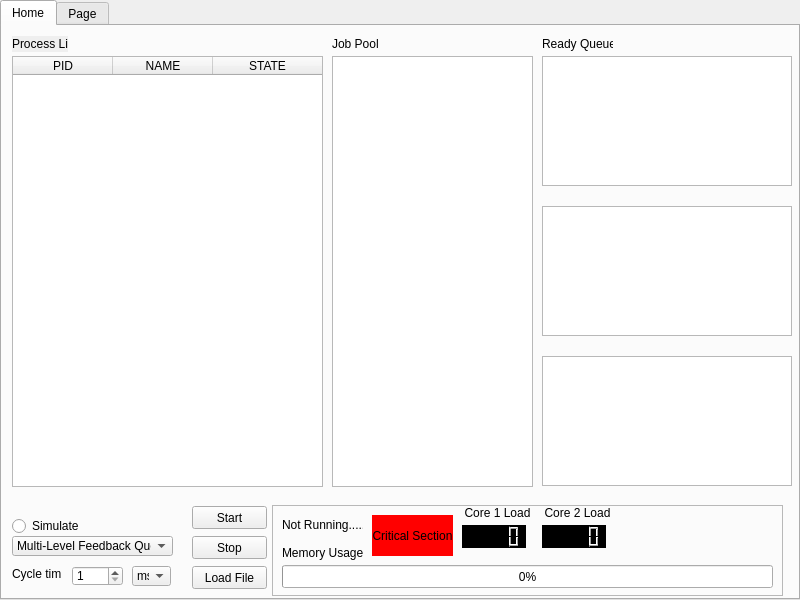
The window that src/mainwindow.ui (stearnsbq/BYRON_STEARNS_CMSC312_2019) describes before a commit, drawn with Qt 5.
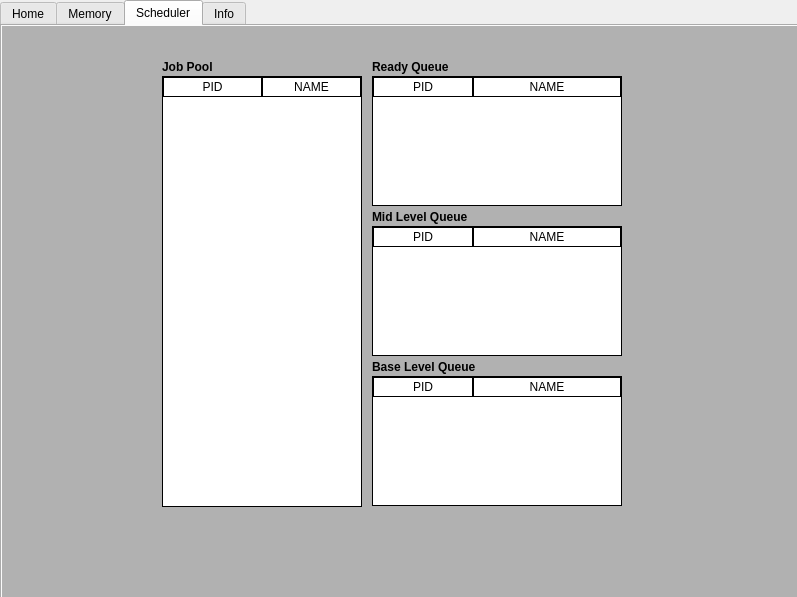
The same window after the commit. The open tabs and pages were chosen to show the change.

The edit to the form file:
```diff
--- a/src/mainwindow.ui
+++ b/src/mainwindow.ui
@@ -6,8 +6,8 @@
    <rect>
     <x>0</x>
     <y>0</y>
-    <width>800</width>
-    <height>600</height>
+    <width>797</width>
+    <height>597</height>
    </rect>
   </property>
   <property name="sizePolicy">
@@ -19,6 +19,11 @@
   <property name="windowTitle">
    <string>OS Simulator</string>
   </property>
+  <property name="styleSheet">
+   <string notr="true">MainWindow{
+background-color: rgb(177, 177, 177);
+}</string>
+  </property>
   <widget class="QWidget" name="centralwidget">
    <property name="sizePolicy">
     <sizepolicy hsizetype="Expanding" vsizetype="Expanding">
@@ -26,7 +31,12 @@
      <verstretch>0</verstretch>
     </sizepolicy>
    </property>
-   <widget class="QTabWidget" name="tabWidget">
+   <property name="styleSheet">
+    <string notr="true">centralwidget{
+background-color: rgb(177, 177, 177);
+}</string>
+   </property>
+   <widget class="QTabWidget" name="mainTabs">
     <property name="enabled">
      <bool>true</bool>
     </property>
@@ -53,6 +63,11 @@
     <property name="whatsThis">
      <string>&lt;html&gt;&lt;head/&gt;&lt;body&gt;&lt;p&gt;&lt;br/&gt;&lt;/p&gt;&lt;/body&gt;&lt;/html&gt;</string>
     </property>
+    <property name="styleSheet">
+     <string notr="true">mainTabs{
+background-color: rgb(177, 177, 177);
+}</string>
+    </property>
     <property name="currentIndex">
      <number>0</number>
     </property>
@@ -63,6 +78,11 @@
        <verstretch>0</verstretch>
       </sizepolicy>
      </property>
+     <property name="styleSheet">
+      <string notr="true">#Home{
+background-color: rgb(177, 177, 177);
+}</string>
+     </property>
      <attribute name="title">
       <string>Home</string>
      </attribute>
@@ -89,12 +109,15 @@
      <widget class="QLabel" name="label">
       <property name="geometry">
        <rect>
-        <x>10</x>
+        <x>5</x>
         <y>540</y>
-        <width>49</width>
-        <height>16</height>
+        <width>71</width>
+        <height>20</height>
        </rect>
       </property>
+      <property name="styleSheet">
+       <string notr="true">font-weight: bold;</string>
+      </property>
       <property name="text">
        <string>Cycle time</string>
       </property>
@@ -120,7 +143,7 @@
        <rect>
         <x>70</x>
         <y>540</y>
-        <width>51</width>
+        <width>50</width>
         <height>20</height>
        </rect>
       </property>
@@ -130,6 +153,12 @@
         <verstretch>0</verstretch>
        </sizepolicy>
       </property>
+      <property name="suffix">
+       <string/>
+      </property>
+      <property name="prefix">
+       <string/>
+      </property>
       <property name="minimum">
        <number>1</number>
       </property>
@@ -142,12 +171,15 @@
        <rect>
         <x>10</x>
         <y>10</y>
-        <width>56</width>
-        <height>16</height>
+        <width>311</width>
+        <height>21</height>
        </rect>
       </property>
       <property name="autoFillBackground">
-       <bool>true</bool>
+       <bool>false</bool>
+      </property>
+      <property name="styleSheet">
+       <string notr="true">font-weight: bold;</string>
       </property>
       <property name="text">
        <string>Process List</string>
@@ -192,8 +224,8 @@
        <rect>
         <x>10</x>
         <y>30</y>
-        <width>311</width>
-        <height>431</height>
+        <width>771</width>
+        <height>291</height>
        </rect>
       </property>
       <property name="sizePolicy">
@@ -202,6 +234,27 @@
         <verstretch>0</verstretch>
        </sizepolicy>
       </property>
+      <property name="toolTip">
+       <string>Process List</string>
+      </property>
+      <property name="styleSheet">
+       <string notr="true">QTableWidget
+{
+border: 1px solid black;
+background: white
+}
+
+QTableWidget::item
+{
+border: 1px solid black;
+}
+
+QHeaderView::section
+{
+border: 1px solid black;
+background: white
+}</string>
+      </property>
       <attribute name="horizontalHeaderHighlightSections">
        <bool>true</bool>
       </attribute>
@@ -232,10 +285,17 @@
        <rect>
         <x>270</x>
         <y>479</y>
-        <width>511</width>
+        <width>521</width>
         <height>91</height>
        </rect>
       </property>
+      <property name="styleSheet">
+       <string notr="true">
+#stats{
+background-color: gray;
+border: 2px solid black;
+}</string>
+      </property>
       <property name="frameShape">
        <enum>QFrame::StyledPanel</enum>
       </property>
@@ -246,11 +306,14 @@
        <property name="geometry">
         <rect>
          <x>10</x>
-         <y>9</y>
-         <width>81</width>
+         <y>10</y>
+         <width>91</width>
          <height>21</height>
         </rect>
        </property>
+       <property name="styleSheet">
+        <string notr="true">font-weight: bold;</string>
+       </property>
        <property name="text">
         <string>Not Running.....</string>
        </property>
@@ -260,12 +323,15 @@
         <rect>
          <x>10</x>
          <y>60</y>
-         <width>491</width>
+         <width>511</width>
          <height>23</height>
         </rect>
        </property>
+       <property name="styleSheet">
+        <string notr="true"/>
+       </property>
        <property name="value">
-        <number>0</number>
+        <number>25</number>
        </property>
        <property name="orientation">
         <enum>Qt::Horizontal</enum>
@@ -286,6 +352,9 @@
          <height>16</height>
         </rect>
        </property>
+       <property name="styleSheet">
+        <string notr="true">font-weight: bold;</string>
+       </property>
        <property name="text">
         <string>Memory Usage</string>
        </property>
@@ -332,7 +401,7 @@
        <property name="geometry">
         <rect>
          <x>190</x>
-         <y>20</y>
+         <y>30</y>
          <width>64</width>
          <height>23</height>
         </rect>
@@ -345,7 +414,7 @@
        <property name="geometry">
         <rect>
          <x>270</x>
-         <y>20</y>
+         <y>30</y>
          <width>64</width>
          <height>23</height>
         </rect>
@@ -370,11 +439,14 @@
        <property name="geometry">
         <rect>
          <x>190</x>
-         <y>0</y>
-         <width>71</width>
+         <y>10</y>
+         <width>64</width>
          <height>16</height>
         </rect>
        </property>
+       <property name="styleSheet">
+        <string notr="true">font-weight: bold;</string>
+       </property>
        <property name="text">
         <string>Core 1 Load</string>
        </property>
@@ -386,11 +458,14 @@
        <property name="geometry">
         <rect>
          <x>270</x>
-         <y>0</y>
-         <width>71</width>
+         <y>10</y>
+         <width>64</width>
          <height>16</height>
         </rect>
        </property>
+       <property name="styleSheet">
+        <string notr="true">font-weight: bold;</string>
+       </property>
        <property name="text">
         <string>Core 2 Load</string>
        </property>
@@ -435,7 +510,7 @@
       <property name="geometry">
        <rect>
         <x>10</x>
-        <y>490</y>
+        <y>480</y>
         <width>161</width>
         <height>20</height>
        </rect>
@@ -444,77 +519,542 @@
        <string>Simulate</string>
       </property>
      </widget>
-     <widget class="QTableView" name="tableView">
+     <widget class="QTextEdit" name="ConsoleOutput">
       <property name="geometry">
        <rect>
-        <x>540</x>
+        <x>10</x>
         <y>330</y>
-        <width>250</width>
-        <height>130</height>
+        <width>771</width>
+        <height>91</height>
        </rect>
       </property>
-     </widget>
-     <widget class="QTableView" name="tableView_2">
-      <property name="geometry">
-       <rect>
-        <x>540</x>
-        <y>30</y>
-        <width>250</width>
-        <height>130</height>
-       </rect>
+      <property name="styleSheet">
+       <string notr="true">border: 1px solid black;
+background: white
+</string>
       </property>
      </widget>
-     <widget class="QTableView" name="tableView_3">
+     <widget class="QLineEdit" name="CommandInput">
       <property name="geometry">
        <rect>
-        <x>540</x>
-        <y>180</y>
-        <width>250</width>
-        <height>130</height>
+        <x>10</x>
+        <y>430</y>
+        <width>771</width>
+        <height>20</height>
        </rect>
       </property>
-     </widget>
-     <widget class="QTableWidget" name="tableWidget">
-      <property name="geometry">
-       <rect>
-        <x>330</x>
-        <y>30</y>
-        <width>201</width>
-        <height>431</height>
-       </rect>
-      </property>
-     </widget>
-     <widget class="QLabel" name="label_3">
-      <property name="geometry">
-       <rect>
-        <x>330</x>
-        <y>10</y>
-        <width>71</width>
-        <height>16</height>
-       </rect>
-      </property>
-      <property name="text">
-       <string>Job Pool</string>
-      </property>
-     </widget>
-     <widget class="QLabel" name="label_4">
-      <property name="geometry">
-       <rect>
-        <x>540</x>
-        <y>10</y>
-        <width>71</width>
-        <height>16</height>
-       </rect>
-      </property>
-      <property name="text">
-       <string>Ready Queue</string>
+      <property name="placeholderText">
+       <string>Enter a command</string>
       </property>
      </widget>
     </widget>
     <widget class="QWidget" name="Memory">
      <attribute name="title">
-      <string>Page</string>
+      <string>Memory</string>
      </attribute>
+     <widget class="QGraphicsView" name="memoryView">
+      <property name="geometry">
+       <rect>
+        <x>10</x>
+        <y>10</y>
+        <width>128</width>
+        <height>550</height>
+       </rect>
+      </property>
+      <property name="styleSheet">
+       <string notr="true">QScrollBar::vertical{width:16px;}
+
+QGraphicsView{
+border: 2px solid black;
+background-color: white;
+}
+
+
+
+</string>
+      </property>
+     </widget>
+     <widget class="QFrame" name="MemoryInfo">
+      <property name="geometry">
+       <rect>
+        <x>149</x>
+        <y>10</y>
+        <width>640</width>
+        <height>551</height>
+       </rect>
+      </property>
+      <property name="styleSheet">
+       <string notr="true">
+#MemoryInfo{
+background-color: white;
+border: 2px solid black;
+}
+</string>
+      </property>
+      <property name="frameShape">
+       <enum>QFrame::StyledPanel</enum>
+      </property>
+      <property name="frameShadow">
+       <enum>QFrame::Raised</enum>
+      </property>
+      <widget class="QFrame" name="pageInfo">
+       <property name="geometry">
+        <rect>
+         <x>40</x>
+         <y>40</y>
+         <width>256</width>
+         <height>81</height>
+        </rect>
+       </property>
+       <property name="styleSheet">
+        <string notr="true">#pageInfo{
+border: 2px solid black;
+}</string>
+       </property>
+       <property name="frameShape">
+        <enum>QFrame::StyledPanel</enum>
+       </property>
+       <property name="frameShadow">
+        <enum>QFrame::Raised</enum>
+       </property>
+       <widget class="QLabel" name="pageSizeLabel">
+        <property name="geometry">
+         <rect>
+          <x>10</x>
+          <y>10</y>
+          <width>231</width>
+          <height>30</height>
+         </rect>
+        </property>
+        <property name="styleSheet">
+         <string notr="true"/>
+        </property>
+        <property name="text">
+         <string>Page Size:</string>
+        </property>
+        <property name="alignment">
+         <set>Qt::AlignJustify|Qt::AlignVCenter</set>
+        </property>
+       </widget>
+       <widget class="QLabel" name="label_4">
+        <property name="geometry">
+         <rect>
+          <x>10</x>
+          <y>40</y>
+          <width>231</width>
+          <height>30</height>
+         </rect>
+        </property>
+        <property name="styleSheet">
+         <string notr="true"/>
+        </property>
+        <property name="text">
+         <string>Page Count: </string>
+        </property>
+        <property name="alignment">
+         <set>Qt::AlignJustify|Qt::AlignVCenter</set>
+        </property>
+       </widget>
+      </widget>
+      <widget class="QLabel" name="label_3">
+       <property name="geometry">
+        <rect>
+         <x>40</x>
+         <y>10</y>
+         <width>256</width>
+         <height>31</height>
+        </rect>
+       </property>
+       <property name="text">
+        <string>PAGE INFO</string>
+       </property>
+       <property name="alignment">
+        <set>Qt::AlignCenter</set>
+       </property>
+      </widget>
+      <widget class="QFrame" name="frameInfo">
+       <property name="geometry">
+        <rect>
+         <x>343</x>
+         <y>40</y>
+         <width>256</width>
+         <height>81</height>
+        </rect>
+       </property>
+       <property name="styleSheet">
+        <string notr="true">#frameInfo{
+border: 2px solid black;
+}</string>
+       </property>
+       <property name="frameShape">
+        <enum>QFrame::StyledPanel</enum>
+       </property>
+       <property name="frameShadow">
+        <enum>QFrame::Raised</enum>
+       </property>
+       <widget class="QLabel" name="pageSizeLabel_2">
+        <property name="geometry">
+         <rect>
+          <x>10</x>
+          <y>10</y>
+          <width>231</width>
+          <height>30</height>
+         </rect>
+        </property>
+        <property name="styleSheet">
+         <string notr="true"/>
+        </property>
+        <property name="text">
+         <string>Used Frames:</string>
+        </property>
+        <property name="alignment">
+         <set>Qt::AlignJustify|Qt::AlignVCenter</set>
+        </property>
+       </widget>
+       <widget class="QLabel" name="label_5">
+        <property name="geometry">
+         <rect>
+          <x>10</x>
+          <y>40</y>
+          <width>231</width>
+          <height>30</height>
+         </rect>
+        </property>
+        <property name="styleSheet">
+         <string notr="true"/>
+        </property>
+        <property name="text">
+         <string>Free Frames: </string>
+        </property>
+        <property name="alignment">
+         <set>Qt::AlignJustify|Qt::AlignVCenter</set>
+        </property>
+       </widget>
+      </widget>
+      <widget class="QLabel" name="label_6">
+       <property name="geometry">
+        <rect>
+         <x>343</x>
+         <y>10</y>
+         <width>256</width>
+         <height>31</height>
+        </rect>
+       </property>
+       <property name="text">
+        <string>FRAME INFO</string>
+       </property>
+       <property name="alignment">
+        <set>Qt::AlignCenter</set>
+       </property>
+      </widget>
+     </widget>
+    </widget>
+    <widget class="QWidget" name="Scheduler">
+     <property name="cursor">
+      <cursorShape>OpenHandCursor</cursorShape>
+     </property>
+     <property name="acceptDrops">
+      <bool>false</bool>
+     </property>
+     <property name="accessibleName">
+      <string/>
+     </property>
+     <property name="styleSheet">
+      <string notr="true">#Scheduler{
+background-color: rgb(177, 177, 177);
+}</string>
+     </property>
+     <attribute name="title">
+      <string>Scheduler</string>
+     </attribute>
+     <widget class="QLabel" name="jobPool">
+      <property name="geometry">
+       <rect>
+        <x>160</x>
+        <y>30</y>
+        <width>200</width>
+        <height>21</height>
+       </rect>
+      </property>
+      <property name="styleSheet">
+       <string notr="true">font-weight: bold;</string>
+      </property>
+      <property name="text">
+       <string>Job Pool</string>
+      </property>
+     </widget>
+     <widget class="QTableWidget" name="tableWidget">
+      <property name="geometry">
+       <rect>
+        <x>160</x>
+        <y>50</y>
+        <width>200</width>
+        <height>431</height>
+       </rect>
+      </property>
+      <property name="styleSheet">
+       <string notr="true">QTableWidget
+{
+border: 1px solid black;
+background: white
+}
+
+QTableWidget::item
+{
+border: 1px solid black;
+}
+
+QHeaderView::section
+{
+border: 1px solid black;
+background: white
+}</string>
+      </property>
+      <attribute name="horizontalHeaderMinimumSectionSize">
+       <number>10</number>
+      </attribute>
+      <attribute name="horizontalHeaderDefaultSectionSize">
+       <number>99</number>
+      </attribute>
+      <column>
+       <property name="text">
+        <string>PID</string>
+       </property>
+      </column>
+      <column>
+       <property name="text">
+        <string>NAME</string>
+       </property>
+      </column>
+     </widget>
+     <widget class="QLabel" name="BaseLevel">
+      <property name="geometry">
+       <rect>
+        <x>370</x>
+        <y>330</y>
+        <width>250</width>
+        <height>21</height>
+       </rect>
+      </property>
+      <property name="styleSheet">
+       <string notr="true">font-weight: bold;</string>
+      </property>
+      <property name="text">
+       <string>Base Level Queue</string>
+      </property>
+     </widget>
+     <widget class="QTableWidget" name="readyQueue">
+      <property name="geometry">
+       <rect>
+        <x>370</x>
+        <y>50</y>
+        <width>250</width>
+        <height>130</height>
+       </rect>
+      </property>
+      <property name="toolTip">
+       <string>Ready Queue</string>
+      </property>
+      <property name="styleSheet">
+       <string notr="true">QTableWidget
+{
+border: 1px solid black;
+background: white
+}
+
+QTableWidget::item
+{
+border: 1px solid black;
+}
+
+QHeaderView::section
+{
+border: 1px solid black;
+background: white
+}</string>
+      </property>
+      <attribute name="horizontalHeaderStretchLastSection">
+       <bool>true</bool>
+      </attribute>
+      <attribute name="verticalHeaderCascadingSectionResizes">
+       <bool>false</bool>
+      </attribute>
+      <attribute name="verticalHeaderMinimumSectionSize">
+       <number>10</number>
+      </attribute>
+      <attribute name="verticalHeaderDefaultSectionSize">
+       <number>12</number>
+      </attribute>
+      <attribute name="verticalHeaderHighlightSections">
+       <bool>true</bool>
+      </attribute>
+      <attribute name="verticalHeaderShowSortIndicator" stdset="0">
+       <bool>false</bool>
+      </attribute>
+      <attribute name="verticalHeaderStretchLastSection">
+       <bool>false</bool>
+      </attribute>
+      <column>
+       <property name="text">
+        <string>PID</string>
+       </property>
+      </column>
+      <column>
+       <property name="text">
+        <string>NAME</string>
+       </property>
+       <property name="font">
+        <font>
+         <weight>50</weight>
+         <bold>false</bold>
+        </font>
+       </property>
+      </column>
+     </widget>
+     <widget class="QLabel" name="MidLevel">
+      <property name="geometry">
+       <rect>
+        <x>370</x>
+        <y>180</y>
+        <width>250</width>
+        <height>21</height>
+       </rect>
+      </property>
+      <property name="styleSheet">
+       <string notr="true">font-weight: bold;</string>
+      </property>
+      <property name="text">
+       <string>Mid Level Queue</string>
+      </property>
+     </widget>
+     <widget class="QLabel" name="readyQueue_2">
+      <property name="geometry">
+       <rect>
+        <x>370</x>
+        <y>30</y>
+        <width>250</width>
+        <height>21</height>
+       </rect>
+      </property>
+      <property name="styleSheet">
+       <string notr="true">font-weight: bold;</string>
+      </property>
+      <property name="text">
+       <string>Ready Queue</string>
+      </property>
+     </widget>
+     <widget class="QTableWidget" name="baseQueue">
+      <property name="geometry">
+       <rect>
+        <x>370</x>
+        <y>350</y>
+        <width>250</width>
+        <height>130</height>
+       </rect>
+      </property>
+      <property name="toolTip">
+       <string>Base Level Queue</string>
+      </property>
+      <property name="styleSheet">
+       <string notr="true">QTableWidget
+{
+border: 1px solid black;
+background: white
+}
+
+QTableWidget::item
+{
+border: 1px solid black;
+}
+
+QHeaderView::section
+{
+border: 1px solid black;
+background: white
+}</string>
+      </property>
+      <attribute name="horizontalHeaderStretchLastSection">
+       <bool>true</bool>
+      </attribute>
+      <column>
+       <property name="text">
+        <string>PID</string>
+       </property>
+      </column>
+      <column>
+       <property name="text">
+        <string>NAME</string>
+       </property>
+      </column>
+     </widget>
+     <widget class="QTableWidget" name="midQueue">
+      <property name="geometry">
+       <rect>
+        <x>370</x>
+        <y>200</y>
+        <width>250</width>
+        <height>130</height>
+       </rect>
+      </property>
+      <property name="toolTip">
+       <string>Mid Level Queue</string>
+      </property>
+      <property name="styleSheet">
+       <string notr="true">QTableWidget
+{
+border: 1px solid black;
+background: white
+}
+
+QTableWidget::item
+{
+border: 1px solid black;
+}
+
+QHeaderView::section
+{
+border: 1px solid black;
+background: white
+}</string>
+      </property>
+      <attribute name="horizontalHeaderStretchLastSection">
+       <bool>true</bool>
+      </attribute>
+      <column>
+       <property name="text">
+        <string>PID</string>
+       </property>
+      </column>
+      <column>
+       <property name="text">
+        <string>NAME</string>
+       </property>
+      </column>
+     </widget>
+    </widget>
+    <widget class="QWidget" name="InfoTab">
+     <property name="styleSheet">
+      <string notr="true">#InfoTab{
+background-color: rgb(177, 177, 177);
+}</string>
+     </property>
+     <attribute name="title">
+      <string>Info</string>
+     </attribute>
+     <widget class="QWidget" name="webTest" native="true">
+      <property name="geometry">
+       <rect>
+        <x>10</x>
+        <y>10</y>
+        <width>771</width>
+        <height>551</height>
+       </rect>
+      </property>
+      <property name="styleSheet">
+       <string notr="true">background-color: white;
+</string>
+      </property>
+     </widget>
     </widget>
    </widget>
   </widget>
```
Left out of the diff: 13 changed lines with no effect on the pictures.
